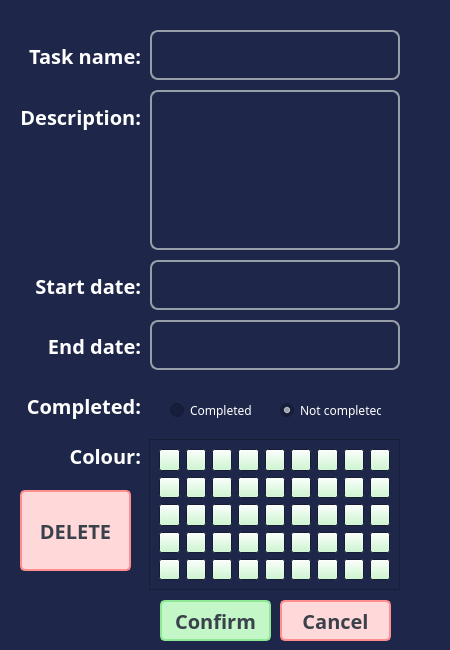
This is src/client/projects/view/ui/task_edit_window.ui in PenguinDevs/GanttStudent as Qt 5 draws it before an edit. The edited form follows.
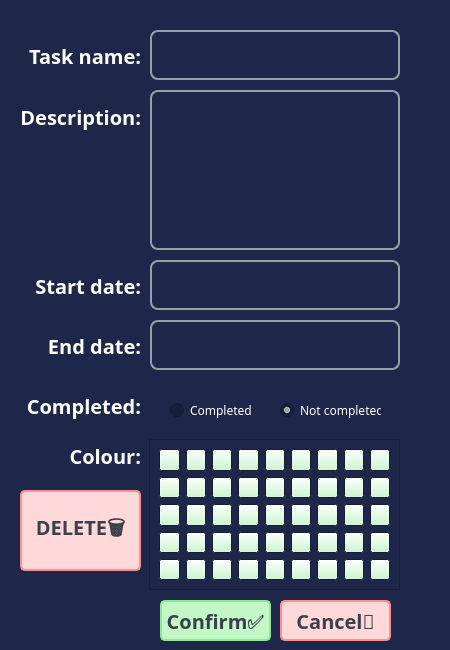
This is the edited form.

Commit message: tasks are always after parent task end date

Patch:
```diff
--- a/src/client/projects/view/ui/task_edit_window.ui
+++ b/src/client/projects/view/ui/task_edit_window.ui
@@ -1202,7 +1202,7 @@
 }</string>
     </property>
     <property name="text">
-     <string>Confirm</string>
+     <string>Confirm✅</string>
     </property>
    </widget>
    <widget class="QPushButton" name="cancel_button">
@@ -1235,7 +1235,7 @@
 }</string>
     </property>
     <property name="text">
-     <string>Cancel</string>
+     <string>Cancel🚫</string>
     </property>
    </widget>
    <widget class="QPushButton" name="start_field">
@@ -1307,7 +1307,7 @@
      <rect>
       <x>20</x>
       <y>490</y>
-      <width>111</width>
+      <width>121</width>
       <height>81</height>
      </rect>
     </property>
@@ -1332,7 +1332,7 @@
 }</string>
     </property>
     <property name="text">
-     <string>DELETE</string>
+     <string>DELETE🗑️</string>
     </property>
    </widget>
   </widget>
```
The commit also changes 7 other files.
